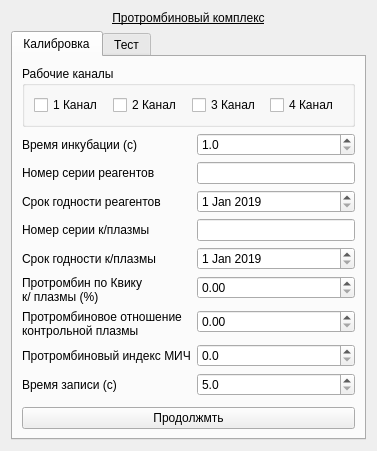
First picture: the form in choisedialog/ko5.ui, repository krang4d/Agrekola, before the edit.
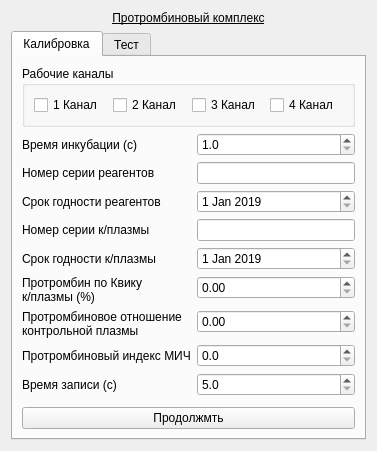
Second picture: the form after the edit.

The edit to the form file:
```diff
--- a/choisedialog/ko5.ui
+++ b/choisedialog/ko5.ui
@@ -140,7 +140,7 @@
           <widget class="QLabel" name="label_calib_6">
            <property name="text">
             <string>Протромбин по Квику
-к/ плазмы (%)</string>
+к/плазмы (%)</string>
            </property>
           </widget>
          </item>
```
